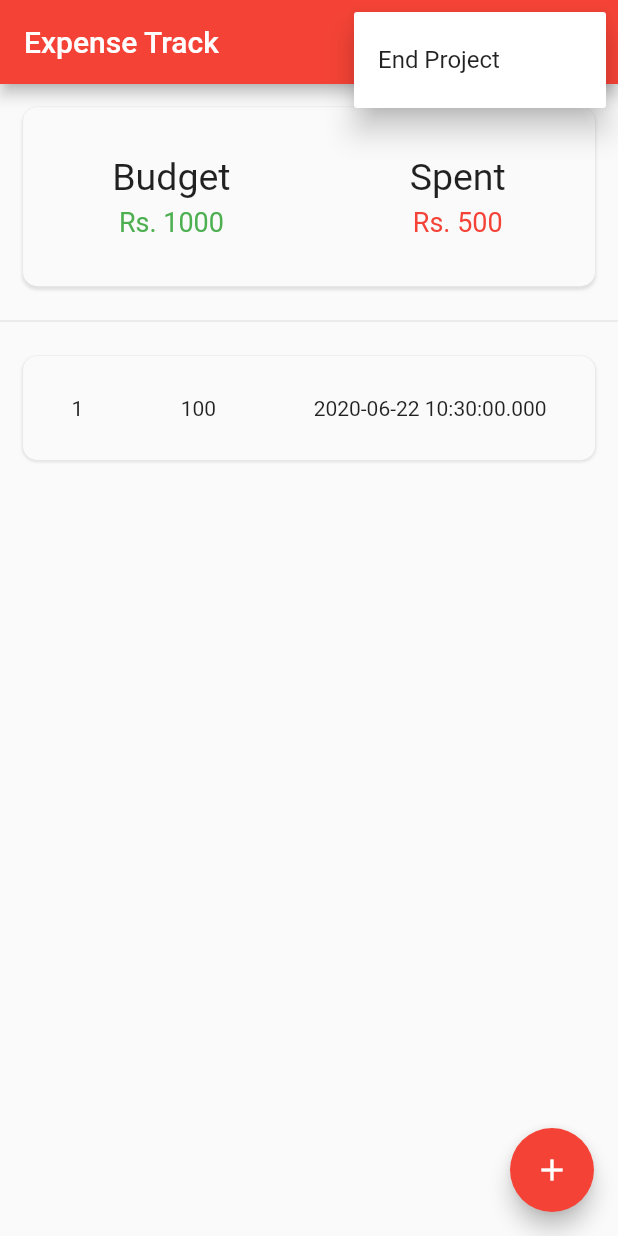
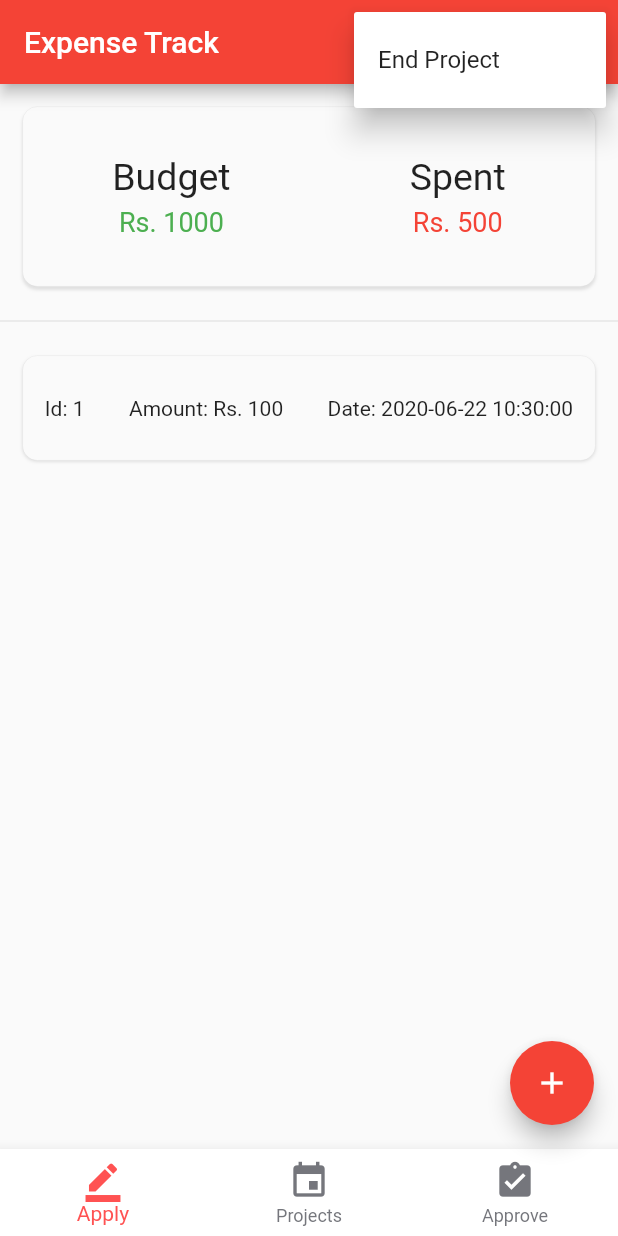
Before and after one commit to vishruth-v/Expense-Tracker, a Flutter app: the screen it shows after launch, after a tap on the "add" icon, after a tap on the "more vert" icon, on a phone screen of 412 x 824 dp. Run offline on Flutter 3.47's test engine with Material 2 defaults, Android fonts, the phone set to English and light mode, and no system bars.

Commit message:
Added bottom navigation bar

```diff
--- /dev/null
+++ b/Roshan/expense_tracker/lib/approve.dart
@@ -0,0 +1,61 @@
+import 'package:flutter/material.dart';
+
+class ApprovePage extends StatefulWidget {
+  @override
+  _ApprovePageState createState() => _ApprovePageState();
+}
+
+class _ApprovePageState extends State<ApprovePage> {
+  @override
+  Widget build(BuildContext context) {
+    return Scaffold(
+      appBar: AppBar(
+        title: Text('Approve Projects'),
+      ),
+      body: Container(),
+      bottomNavigationBar: MyBottomNavigationBar(currentIndex: 1,),
+    );
+  }
+}
+
+class MyBottomNavigationBar extends StatefulWidget {
+  final int currentIndex;
+  final void Function(int) updatePageIndex;
+
+  const MyBottomNavigationBar({Key key, this.currentIndex, this.updatePageIndex}) : super(key: key);
+
+  @override
+  _MyBottomNavigationBarState createState() => _MyBottomNavigationBarState();
+}
+
+class _MyBottomNavigationBarState extends State<MyBottomNavigationBar> {
+  @override
+  Widget build(BuildContext context) {
+    return BottomNavigationBar(
+      backgroundColor: Colors.white,
+      currentIndex: widget.currentIndex,
+      // elevation: 20.0,
+      // type: BottomNavigationBarType.shifting,
+      iconSize: 28.0,
+      onTap: (index) {
+        widget.updatePageIndex(index);
+      },
+      selectedItemColor: Colors.redAccent,
+      unselectedItemColor: Color(0xcc52545b),
+      items: <BottomNavigationBarItem>[
+        BottomNavigationBarItem(
+          title: Text('Apply'),
+          icon: Icon(Icons.border_color),
+        ),
+        BottomNavigationBarItem(
+          title: Text('Projects'),
+          icon: Icon(Icons.event), //Icons.assessment?
+        ),
+        BottomNavigationBarItem(
+          title: Text('Approve'),
+          icon: Icon(Icons.assignment_turned_in),
+        ),
+      ],
+    );
+  }
+}
--- a/Roshan/expense_tracker/lib/main.dart
+++ b/Roshan/expense_tracker/lib/main.dart
@@ -1,4 +1,5 @@
 import 'package:flutter/material.dart';
+import 'approve.dart';
 
 void main() => runApp(MyApp());
 
@@ -28,6 +29,7 @@ class MyHomePage extends StatefulWidget {
 class _MyHomePageState extends State<MyHomePage> {
   int _counter = 1;
   int _id = 0;
+  int _currentIndex = 1;
 
   List<Map<String, String>> _expenseList = [];
 
@@ -44,6 +46,12 @@ class _MyHomePageState extends State<MyHomePage> {
       _id++;
       _addExpense();
       _counter++;
+    });
+  }
+
+  void _updatePageIndex(int index) {
+    setState(() {
+      _currentIndex = index;
     });
   }
 
@@ -111,6 +119,10 @@ class _MyHomePageState extends State<MyHomePage> {
       floatingActionButton: MyFloatingActionButton(
         incrementCounter: _incrementCounter,
       ),
+      bottomNavigationBar: MyBottomNavigationBar(
+        currentIndex: _currentIndex,
+        updatePageIndex: _updatePageIndex,
+      ),
     );
   }
 }
@@ -159,7 +171,9 @@ class MyFloatingActionButton extends StatelessWidget {
                               mainAxisAlignment: MainAxisAlignment.center,
                               children: <Widget>[
                                 RawMaterialButton(
-                                  onPressed: () {},
+                                  onPressed: () {
+                                    Navigator.of(context).pop();
+                                  },
                                   shape: CircleBorder(
                                     side: BorderSide(
                                       color: Colors.redAccent[100],
@@ -185,7 +199,9 @@ class MyFloatingActionButton extends StatelessWidget {
                               mainAxisAlignment: MainAxisAlignment.center,
                               children: <Widget>[
                                 RawMaterialButton(
-                                  onPressed: () {},
+                                  onPressed: () {
+                                    Navigator.of(context).pop();
+                                  },
                                   shape: CircleBorder(
                                     side: BorderSide(
                                       color: Colors.redAccent[100],
@@ -211,7 +227,9 @@ class MyFloatingActionButton extends StatelessWidget {
                               mainAxisAlignment: MainAxisAlignment.center,
                               children: <Widget>[
                                 RawMaterialButton(
-                                  onPressed: () {},
+                                  onPressed: () {
+                                    Navigator.of(context).pop();
+                                  },
                                   shape: CircleBorder(
                                     side: BorderSide(
                                       color: Colors.redAccent[100],
@@ -366,9 +384,9 @@ class _ExpenseCardState extends State<ExpenseCard> {
           crossAxisAlignment: CrossAxisAlignment.center,
           mainAxisAlignment: MainAxisAlignment.spaceAround,
           children: <Widget>[
-            Text(widget.expense["id"]),
-            Text(widget.expense["amount"]),
-            Text(widget.expense["date"]),
+            Text("Id: ${widget.expense["id"]}"),
+            Text("Amount: Rs. ${widget.expense["amount"]}"),
+            Text("Date: ${widget.expense["date"].substring(0, 19)}"),
           ],
         ),
       ),
```
